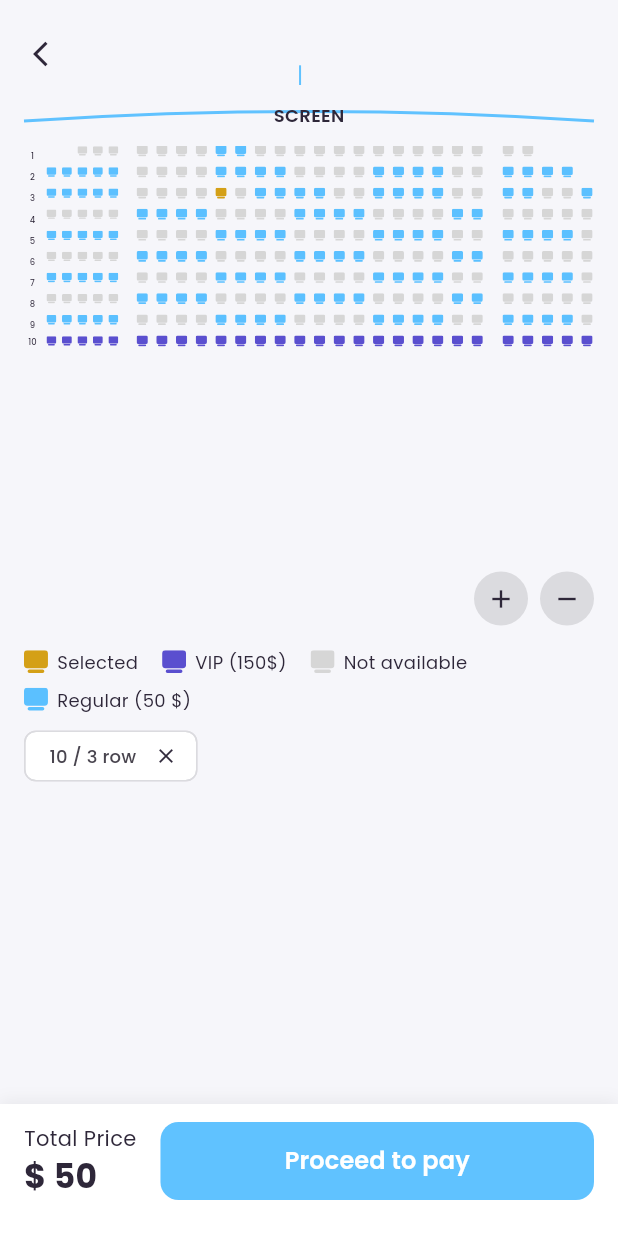
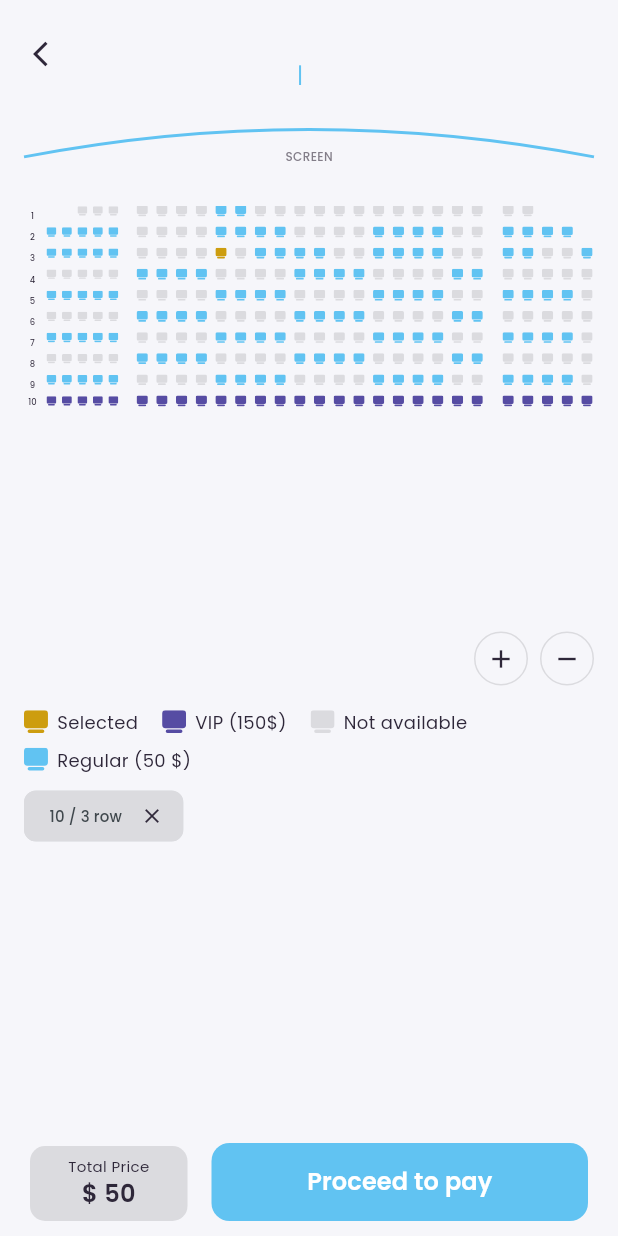
Before and after one commit to JabbarKakar/tentwenty_task, a Flutter app: the SeatSelectionScreen screen opened directly with empty values, on a phone screen of 412 x 824 dp. Run offline on Flutter 3.47's test engine with Material 3 defaults, Android fonts, the phone set to English and light mode, and no system bars; our stand-ins replace dio, flutter_svg, webview_flutter; missing offline and left inert: webview_flutter_android; network calls fail.

Commit message:
By Jabbar, Colors added

```diff
--- a/lib/core/constants/app_assets.dart
+++ b/lib/core/constants/app_assets.dart
@@ -1,5 +1,7 @@
 import 'package:flutter/material.dart';
 import 'package:flutter_svg/flutter_svg.dart';
+
+import 'app_colors.dart';
 
 /// Central definition of app image and SVG asset paths.
 /// Use [navIcon] to render bottom nav bar icons with active/inactive tint.
@@ -44,7 +46,7 @@ abstract class AppAssets {
       width: size,
       height: size,
       colorFilter: ColorFilter.mode(
-        isActive ? Colors.white : Colors.grey[600]!,
+        isActive ? Colors.white : AppColors.textMuted,
         BlendMode.srcIn,
       ),
     );
--- /dev/null
+++ b/lib/core/constants/app_colors.dart
@@ -0,0 +1,24 @@
+import 'package:flutter/material.dart';
+
+abstract class AppColors {
+  AppColors._();
+
+  // --- Primary & surface ---
+  static const Color primaryDark = Color(0xFF2E2739);
+
+  static const Color surface = Color(0xFFF6F6FA);
+
+  static const Color textMuted = Color(0xFF827D88);
+
+  static const Color borderLight = Color(0xFFDBDBDF);
+
+  static const Color accentBlue = Color(0xFF61C3F2);
+
+  static const Color accentTeal = Color(0xFF15D2BC);
+
+  static const Color accentPink = Color(0xFFE26CA5);
+
+  static const Color accentPurple = Color(0xFF564CA3);
+
+  static const Color accentGold = Color(0xFFCD9D0F);
+}
--- a/lib/main.dart
+++ b/lib/main.dart
@@ -1,6 +1,7 @@
 import 'package:flutter/material.dart';
 import 'package:provider/provider.dart';
 import 'core/constants/app_assets.dart';
+import 'core/constants/app_colors.dart';
 import 'core/di/injection_container.dart';
 import 'presentation/screens/watch_screen.dart';
 
@@ -24,7 +25,7 @@ class MyApp extends StatelessWidget {
         theme: ThemeData(
           fontFamily: AppAssets.fontFamilyPoppins,
           textTheme: ThemeData.light().textTheme.apply(fontFamily: AppAssets.fontFamilyPoppins),
-          primarySwatch: Colors.blue,
+          colorScheme: ColorScheme.fromSeed(seedColor: AppColors.accentBlue, brightness: Brightness.light),
         ),
         home: const WatchScreen(),
       ),
--- a/lib/presentation/screens/seat_selection_screen.dart
+++ b/lib/presentation/screens/seat_selection_screen.dart
@@ -1,6 +1,7 @@
 import 'package:flutter/material.dart';
 
 import '../../core/constants/app_assets.dart';
+import '../../core/constants/app_colors.dart';
 
 // --- Pixel-perfect dimensions from spec ---
 const double _shortW = 14;
@@ -10,11 +11,11 @@ const double _gapH = 8;
 const double _gapV = 14;
 const double _aisleW = 24;
 
-// --- Colors ---
-const Color _cAvail = Color(0xFF5BC0FF);
-const Color _cUnavail = Color(0xFFD6D6D6);
-const Color _cSelected = Color(0xFFD4A017);
-const Color _cPremium = Color(0xFF5A4FCF);
+// --- Colors (from AppColors) ---
+const Color _cAvail = AppColors.accentBlue;
+const Color _cUnavail = AppColors.borderLight;
+const Color _cSelected = AppColors.accentGold;
+const Color _cPremium = AppColors.accentPurple;
 
 // --- State: 0=available, 1=unavailable, 2=selected, 3=premium, null=empty slot ---
 
@@ -234,7 +235,7 @@ class _SeatSelectionScreenState extends State<SeatSelectionScreen> {
   @override
   Widget build(BuildContext context) {
     return Scaffold(
-      backgroundColor: const Color(0xFFF6F6FA),
+      backgroundColor: AppColors.surface,
       body: SafeArea(
         child: Column(
           crossAxisAlignment: CrossAxisAlignment.stretch,
@@ -271,7 +272,7 @@ class _SeatSelectionScreenState extends State<SeatSelectionScreen> {
       child: Row(
         children: [
           IconButton(
-            icon: const Icon(Icons.arrow_back_ios, color: Color(0xFF2E2739), size: 20),
+            icon: const Icon(Icons.arrow_back_ios, color: AppColors.primaryDark, size: 20),
             onPressed: () => Navigator.of(context).pop(),
           ),
           Expanded(
@@ -282,14 +283,14 @@ class _SeatSelectionScreenState extends State<SeatSelectionScreen> {
                   style: const TextStyle(
                     fontSize: 18,
                     fontWeight: FontWeight.w600,
-                    color: Color(0xFF2E2739),
+                    color: AppColors.primaryDark,
                   ),
                   textAlign: TextAlign.center,
                 ),
                 const SizedBox(height: 2),
                 Text(
                   _subtitle,
-                  style: const TextStyle(fontSize: 14, color: Color(0xFF60C2FF)),
+                  style: const TextStyle(fontSize: 14, color: AppColors.accentBlue),
                 ),
               ],
             ),
@@ -306,13 +307,13 @@ class _SeatSelectionScreenState extends State<SeatSelectionScreen> {
       painter: _ScreenCurvePainter(),
       child: const Center(
         child: Padding(
-          padding: EdgeInsets.only(bottom: 4),
+          padding: EdgeInsets.only(bottom: 20, top: 30),
           child: Text(
             'SCREEN',
             style: TextStyle(
-              fontSize: 12,
-              fontWeight: FontWeight.w600,
-              color: Color(0xFF2E2739),
+              fontSize: 8,
+              fontWeight: FontWeight.w500,
+              color: AppColors.textMuted,
             ),
           ),
         ),
@@ -370,15 +371,16 @@ class _SeatSelectionScreenState extends State<SeatSelectionScreen> {
 
   Widget _zoomBtn(IconData icon, {VoidCallback? onTap}) {
     return Material(
-      color: const Color(0xFFDBDBDF),
+      color: AppColors.surface,
       borderRadius: BorderRadius.circular(20),
       child: InkWell(
         onTap: onTap,
         borderRadius: BorderRadius.circular(20),
-        child: SizedBox(
+        child: Container(
           width: 36,
           height: 36,
-          child: Icon(icon, size: 20, color: const Color(0xFF2E2739)),
+          decoration: BoxDecoration(border: Border.all(color: AppColors.borderLight), shape: .circle),
+          child: Icon(icon, size: 20, color: AppColors.primaryDark),
         ),
       ),
     );
@@ -406,7 +408,7 @@ class _SeatSelectionScreenState extends State<SeatSelectionScreen> {
           style: const TextStyle(
             fontSize: 12,
             fontWeight: FontWeight.w500,
-            color: Color(0xFF2E2739),
+            color: AppColors.primaryDark,
           ),
         ),
       ),
@@ -499,7 +501,7 @@ class _SeatSelectionScreenState extends State<SeatSelectionScreen> {
         const SizedBox(width: 6),
         Text(
           label,
-          style: const TextStyle(fontSize: 12, color: Color(0xFF2E2739)),
+          style: const TextStyle(fontSize: 12, color: AppColors.primaryDark),
         ),
       ],
     );
@@ -515,52 +517,51 @@ class _SeatSelectionScreenState extends State<SeatSelectionScreen> {
         return Chip(
           label: Text(
             '${s.c + 1} / ${s.r + 1} row',
-            style: const TextStyle(fontSize: 12),
+            style: const TextStyle(fontSize: 10),
           ),
-          deleteIcon: const Icon(Icons.close, size: 16, color: Color(0xFF2E2739)),
+          deleteIcon: const Icon(Icons.close, size: 16, color: AppColors.primaryDark),
           onDeleted: () => _removeSeat(s.r, s.c),
           materialTapTargetSize: MaterialTapTargetSize.shrinkWrap,
           padding: const EdgeInsets.symmetric(horizontal: 8, vertical: 4),
-          backgroundColor: Colors.white,
-          side: const BorderSide(color: Color(0xFFDBDBDF)),
+          backgroundColor: AppColors.borderLight,
+          side: const BorderSide(color: AppColors.borderLight),
         );
       }).toList(),
     );
   }
 
   Widget _buildBottomBar() {
-    return Container(
-      padding: const EdgeInsets.fromLTRB(16, 12, 16, 24),
-      decoration: BoxDecoration(
-        color: Colors.white,
-        boxShadow: [
-          BoxShadow(
-            color: Colors.black.withOpacity(0.06),
-            blurRadius: 8,
-            offset: const Offset(0, -2),
-          ),
-        ],
-      ),
+    return Padding(
+      padding: EdgeInsets.symmetric(horizontal: 20, vertical: 10),
       child: Row(
         crossAxisAlignment: CrossAxisAlignment.end,
         children: [
-          Column(
+          Container(
+            width: 105,
+            height: 50,
+            decoration: BoxDecoration(
+              color: AppColors.borderLight,
+              borderRadius: BorderRadius.circular(10)
+            ),
+            child: Column(
               mainAxisSize: MainAxisSize.min,
-            crossAxisAlignment: CrossAxisAlignment.start,
+              crossAxisAlignment: CrossAxisAlignment.center,
+              mainAxisAlignment: .center,
               children: [
                 const Text(
                   'Total Price',
-                style: TextStyle(fontSize: 14, color: Color(0xFF2E2739)),
+                  style: TextStyle(fontSize: 10, fontWeight: FontWeight.w400, color: AppColors.primaryDark),
                 ),
                 Text(
                   '\$ $_totalPrice',
                   style: const TextStyle(
-                  fontSize: 22,
-                  fontWeight: FontWeight.w700,
-                  color: Color(0xFF2E2739),
+                    fontSize: 16,
+                    fontWeight: FontWeight.w600,
+                    color: AppColors.primaryDark,
                   ),
                 ),
               ],
+            ),
           ),
           const SizedBox(width: 16),
           Expanded(
@@ -577,7 +578,7 @@ class _SeatSelectionScreenState extends State<SeatSelectionScreen> {
                         );
                       },
                 style: ElevatedButton.styleFrom(
-                  backgroundColor: const Color(0xFF60C2FF),
+                  backgroundColor: AppColors.accentBlue,
                   foregroundColor: Colors.white,
                   shape: RoundedRectangleBorder(
                     borderRadius: BorderRadius.circular(12),
@@ -606,7 +607,7 @@ class _ScreenCurvePainter extends CustomPainter {
     canvas.drawPath(
       path,
       Paint()
-        ..color = const Color(0xFF60C2FF)
+        ..color = AppColors.accentBlue
         ..style = PaintingStyle.stroke
         ..strokeWidth = 2,
     );
```
Also changed, not shown: lib/presentation/screens/booking_screen.dart (+14 -13 lines), lib/presentation/screens/genre_movies_screen.dart (+22 -21 lines), lib/presentation/screens/hall_and_times_screen.dart (+21 -21 lines), lib/presentation/screens/movie_detail_screen.dart (+18 -17 lines), lib/presentation/screens/search_results_screen.dart (+17 -16 lines), lib/presentation/screens/search_screen.dart (+23 -22 lines), lib/presentation/screens/video_player_screen.dart (+12 -11 lines), lib/presentation/screens/watch_screen.dart (+22 -21 lines), lib/presentation/widgets/loading_widget.dart (+8 -6 lines). Lines whose indentation alone changed are shown as unchanged.
